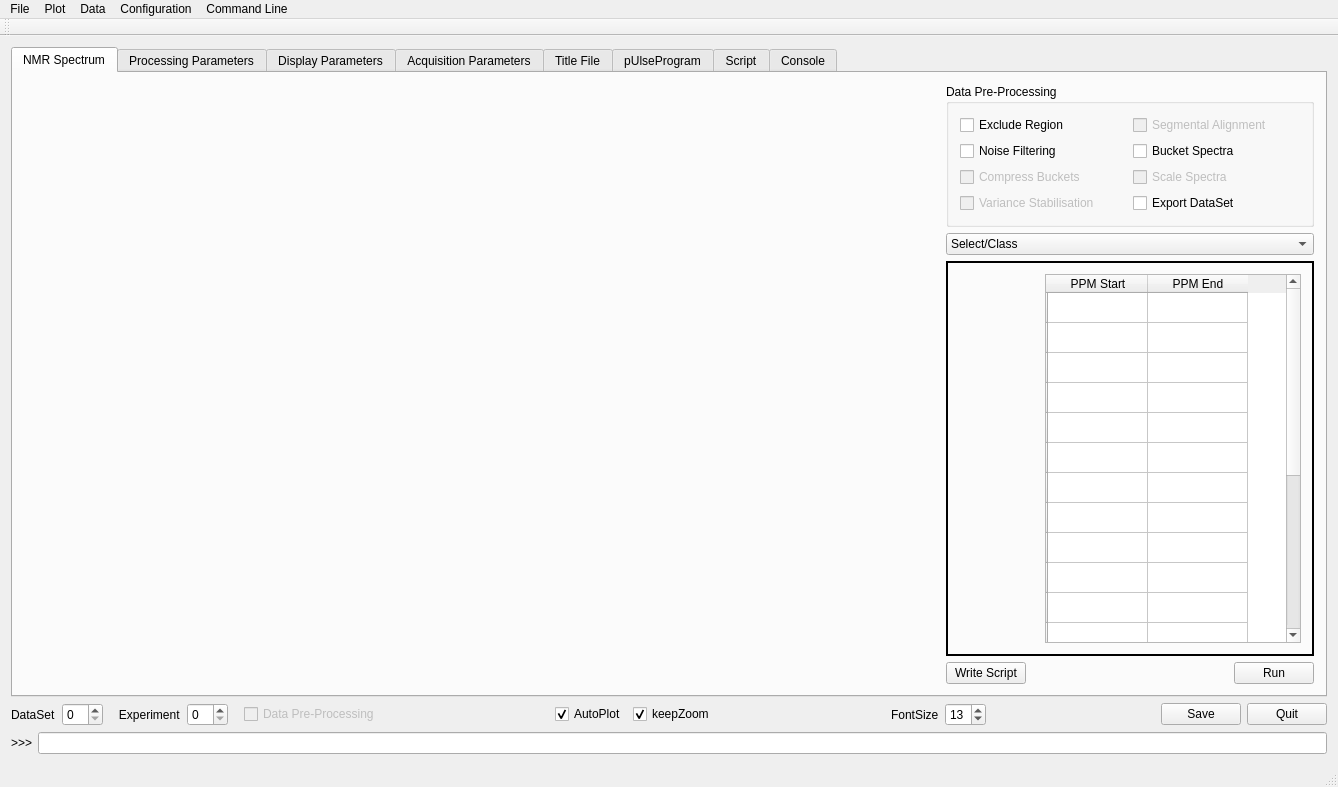
First picture: the form in metabolabpy/ui/metabolabpy_mainwindow_mac.ui, repository ludwigc/metabolabpy, before the edit.
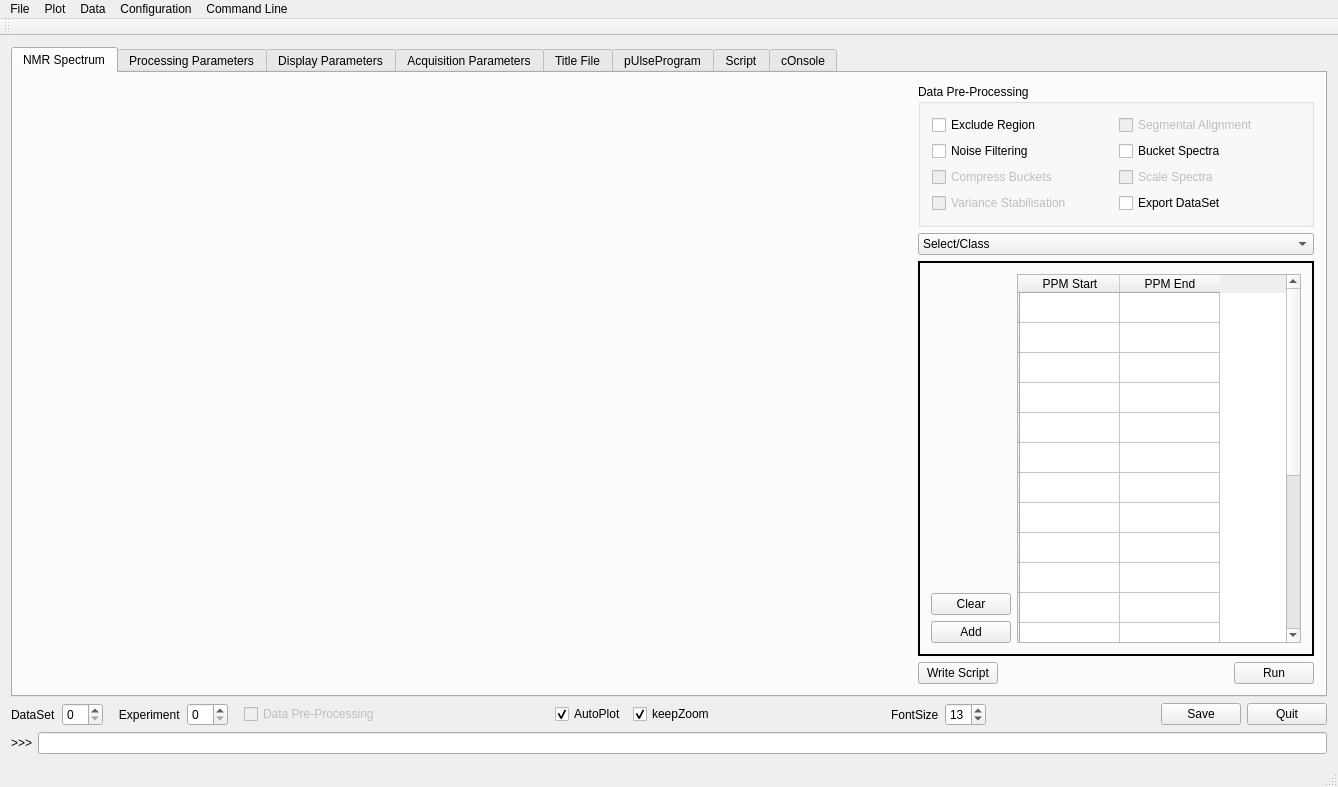
Second picture: the form after the edit. The open tabs and pages were chosen to show the change. Custom widgets are drawn as their Qt base class.

Commit message: progress on pre-processing

Patch:
```diff
--- a/metabolabpy/ui/metabolabpy_mainwindow_mac.ui
+++ b/metabolabpy/ui/metabolabpy_mainwindow_mac.ui
@@ -217,6 +217,20 @@
                   </property>
                  </spacer>
                 </item>
+                <item>
+                 <widget class="QLineEdit" name="selectClassLE">
+                  <property name="alignment">
+                   <set>Qt::AlignCenter</set>
+                  </property>
+                 </widget>
+                </item>
+                <item>
+                 <widget class="QPushButton" name="selectClassButton">
+                  <property name="text">
+                   <string>Class</string>
+                  </property>
+                 </widget>
+                </item>
                 <item>
                  <widget class="QPushButton" name="selectEvenButton">
                   <property name="text">
@@ -265,17 +279,35 @@
             <widget class="QWidget" name="excludeRegionTab">
              <layout class="QGridLayout" name="gridLayout_2">
               <item row="0" column="0">
-               <spacer name="horizontalSpacer_26">
-                <property name="orientation">
-                 <enum>Qt::Horizontal</enum>
-                </property>
-                <property name="sizeHint" stdset="0">
-                 <size>
-                  <width>54</width>
-                  <height>20</height>
-                 </size>
-                </property>
-               </spacer>
+               <layout class="QVBoxLayout" name="verticalLayout_13">
+                <item>
+                 <spacer name="verticalSpacer_5">
+                  <property name="orientation">
+                   <enum>Qt::Vertical</enum>
+                  </property>
+                  <property name="sizeHint" stdset="0">
+                   <size>
+                    <width>20</width>
+                    <height>40</height>
+                   </size>
+                  </property>
+                 </spacer>
+                </item>
+                <item>
+                 <widget class="QPushButton" name="excludeClearButton">
+                  <property name="text">
+                   <string>Clear</string>
+                  </property>
+                 </widget>
+                </item>
+                <item>
+                 <widget class="QPushButton" name="excludeAddButton">
+                  <property name="text">
+                   <string>Add</string>
+                  </property>
+                 </widget>
+                </item>
+               </layout>
               </item>
               <item row="0" column="1">
                <widget class="QTableWidget" name="excludeRegionTW">
@@ -2550,7 +2582,7 @@
       </widget>
       <widget class="QWidget" name="tab_2">
        <attribute name="title">
-        <string>Console</string>
+        <string>cOnsole</string>
        </attribute>
        <layout class="QGridLayout" name="gridLayout_12">
         <item row="0" column="0">
@@ -2790,6 +2822,7 @@
     <addaction name="actionShow_Title_File_Information"/>
     <addaction name="actionShow_pulseProgram"/>
     <addaction name="actionScript_Editor"/>
+    <addaction name="actionConsole"/>
     <addaction name="separator"/>
     <addaction name="actionClear"/>
    </widget>
@@ -2809,6 +2842,7 @@
     </property>
     <addaction name="actionPrevious_command"/>
     <addaction name="actionNext_command"/>
+    <addaction name="actionActivate_Command_Line"/>
    </widget>
    <addaction name="menuFile"/>
    <addaction name="menuPlot"/>
@@ -3125,6 +3159,22 @@
     <string>Down</string>
    </property>
   </action>
+  <action name="actionActivate_Command_Line">
+   <property name="text">
+    <string>Activate Command Line</string>
+   </property>
+   <property name="shortcut">
+    <string>Esc</string>
+   </property>
+  </action>
+  <action name="actionConsole">
+   <property name="text">
+    <string>Console</string>
+   </property>
+   <property name="shortcut">
+    <string>Meta+O</string>
+   </property>
+  </action>
  </widget>
  <layoutdefault spacing="6" margin="11"/>
  <customwidgets>
```
The commit also changes 1 other file.
